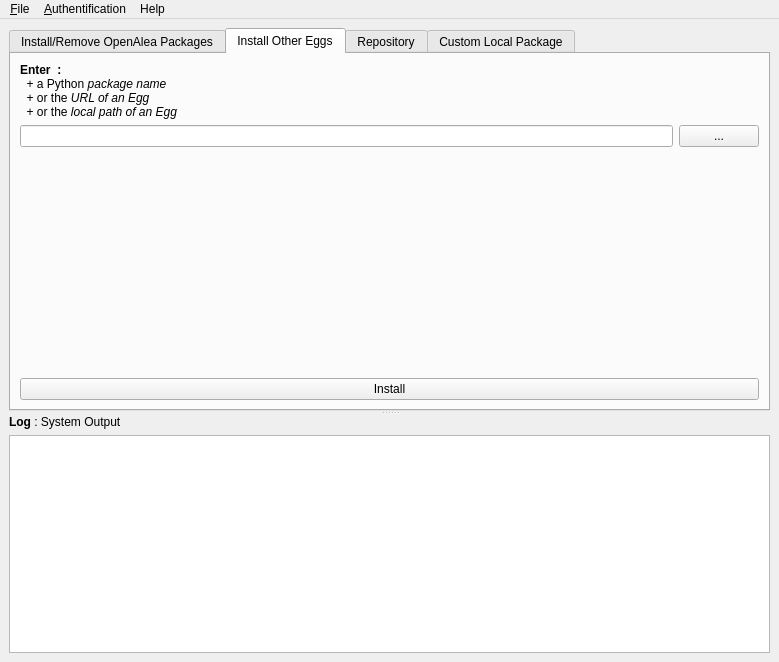
Before: the Qt Designer form deploygui/src/openalea/deploygui/resources/mainwindow.ui in openalea/openalea, drawn with Qt 5.
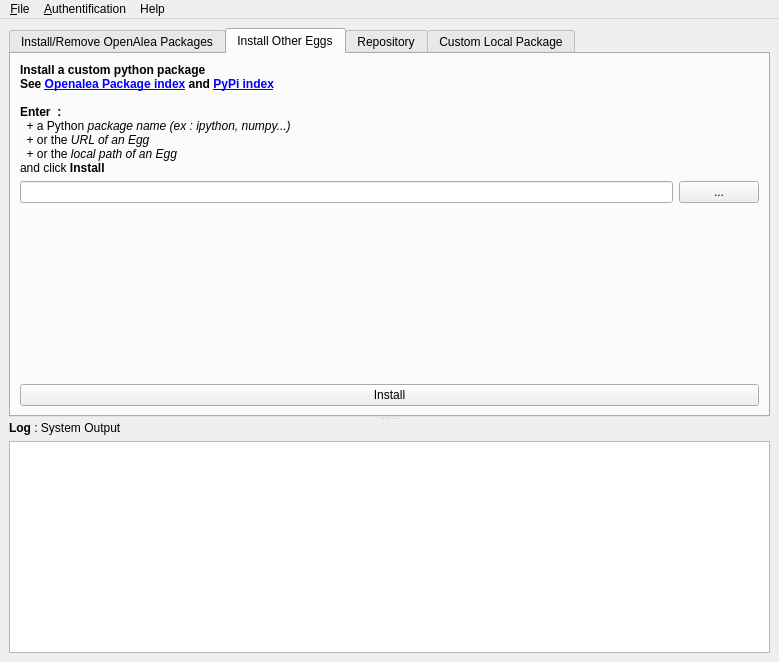
After: the same form once the commit is applied. The open tabs and pages were chosen to show the change. Icons and pictures are not drawn.

Commit message: add link in the openalea deploygui interface

The edit to the form file:
```diff
--- a/deploygui/src/openalea/deploygui/resources/mainwindow.ui
+++ b/deploygui/src/openalea/deploygui/resources/mainwindow.ui
@@ -37,7 +37,11 @@
             <string>&lt;html>&lt;head>&lt;meta name="qrichtext" content="1" />&lt;style type="text/css">
 p, li { white-space: pre-wrap; }
 &lt;/style>&lt;/head>&lt;body style=" font-family:'Sans Serif'; font-size:9pt; font-weight:400; font-style:normal;">
-&lt;p style=" margin-top:0px; margin-bottom:0px; margin-left:0px; margin-right:0px; -qt-block-indent:0; text-indent:0px;">&lt;span style=" font-weight:600;">Packages&lt;/span> : Select the packages you want to install/update/remove and click on &lt;span style=" font-weight:600;">Install/Remove&lt;/span>&lt;/p>&lt;/body>&lt;/html></string>
+&lt;p style=" margin-top:0px; margin-bottom:0px; margin-left:0px; margin-right:0px; -qt-block-indent:0; text-indent:0px;">&lt;span style=" font-weight:600;">Packages&lt;/span> : Select the packages you want to install/update/remove and click on &lt;span style=" font-weight:600;">Install/Remove&lt;/span>&lt;/p>
+&lt;p style=" margin-top:0px; margin-bottom:0px; margin-left:0px; margin-right:0px; -qt-block-indent:0; text-indent:0px; font-weight:600;">Package descriptions are available in the &lt;a href="http://openalea.gforge.inria.fr/packages.php">&lt;span style=" text-decoration: underline; color:#0000ff;">Package index&lt;/span>&lt;/a>&lt;/p>&lt;/body>&lt;/html></string>
+           </property>
+           <property name="openExternalLinks" >
+            <bool>true</bool>
            </property>
           </widget>
          </item>
@@ -172,10 +176,17 @@
             <string>&lt;html>&lt;head>&lt;meta name="qrichtext" content="1" />&lt;style type="text/css">
 p, li { white-space: pre-wrap; }
 &lt;/style>&lt;/head>&lt;body style=" font-family:'Sans Serif'; font-size:9pt; font-weight:400; font-style:normal;">
-&lt;p style=" margin-top:0px; margin-bottom:0px; margin-left:0px; margin-right:0px; -qt-block-indent:0; text-indent:0px;">&lt;span style=" font-weight:600;">Enter  : &lt;/span>&lt;/p>
-&lt;p style=" margin-top:0px; margin-bottom:0px; margin-left:0px; margin-right:0px; -qt-block-indent:0; text-indent:0px;">  + a Python&lt;span style=" font-style:italic;"> package name &lt;/span>&lt;/p>
+&lt;p style=" margin-top:0px; margin-bottom:0px; margin-left:0px; margin-right:0px; -qt-block-indent:0; text-indent:0px;">&lt;span style=" font-weight:600;">Install a custom python package&lt;/span>&lt;/p>
+&lt;p style=" margin-top:0px; margin-bottom:0px; margin-left:0px; margin-right:0px; -qt-block-indent:0; text-indent:0px;">&lt;span style=" font-weight:600;">See &lt;/span>&lt;a href="http://openalea.gforge.inria.fr/packages.php">&lt;span style=" font-weight:600; text-decoration: underline; color:#0000ff;">Openalea Package index&lt;/span>&lt;/a>&lt;span style=" font-weight:600;"> and &lt;/span>&lt;a href="http://pypi.python.org/pypi">&lt;span style=" font-weight:600; text-decoration: underline; color:#0000ff;">PyPi index&lt;/span>&lt;/a>&lt;/p>
+&lt;p style="-qt-paragraph-type:empty; margin-top:0px; margin-bottom:0px; margin-left:0px; margin-right:0px; -qt-block-indent:0; text-indent:0px;">&lt;/p>
+&lt;p style=" margin-top:0px; margin-bottom:0px; margin-left:0px; margin-right:0px; -qt-block-indent:0; text-indent:0px; font-weight:600;">Enter  : &lt;/p>
+&lt;p style=" margin-top:0px; margin-bottom:0px; margin-left:0px; margin-right:0px; -qt-block-indent:0; text-indent:0px;">  + a Python&lt;span style=" font-style:italic;"> package name (ex : ipython, numpy...)&lt;/span>&lt;/p>
 &lt;p style=" margin-top:0px; margin-bottom:0px; margin-left:0px; margin-right:0px; -qt-block-indent:0; text-indent:0px;">  + or the &lt;span style=" font-style:italic;">URL of an Egg&lt;/span>&lt;/p>
-&lt;p style=" margin-top:0px; margin-bottom:0px; margin-left:0px; margin-right:0px; -qt-block-indent:0; text-indent:0px;">  + or the &lt;span style=" font-style:italic;">local path of an Egg&lt;/span>&lt;/p>&lt;/body>&lt;/html></string>
+&lt;p style=" margin-top:0px; margin-bottom:0px; margin-left:0px; margin-right:0px; -qt-block-indent:0; text-indent:0px;">  + or the &lt;span style=" font-style:italic;">local path of an Egg&lt;/span>&lt;/p>
+&lt;p style=" margin-top:0px; margin-bottom:0px; margin-left:0px; margin-right:0px; -qt-block-indent:0; text-indent:0px; font-style:italic;">&lt;span style=" font-style:normal;">and click &lt;/span>&lt;span style=" font-weight:600; font-style:normal;">Install&lt;/span>&lt;/p>&lt;/body>&lt;/html></string>
+           </property>
+           <property name="openExternalLinks" >
+            <bool>true</bool>
            </property>
           </widget>
          </item>
@@ -482,7 +493,7 @@
      <x>0</x>
      <y>0</y>
      <width>779</width>
-     <height>21</height>
+     <height>26</height>
     </rect>
    </property>
    <widget class="QMenu" name="menuAuthentification" >
```
The commit also changes 1 other file.
